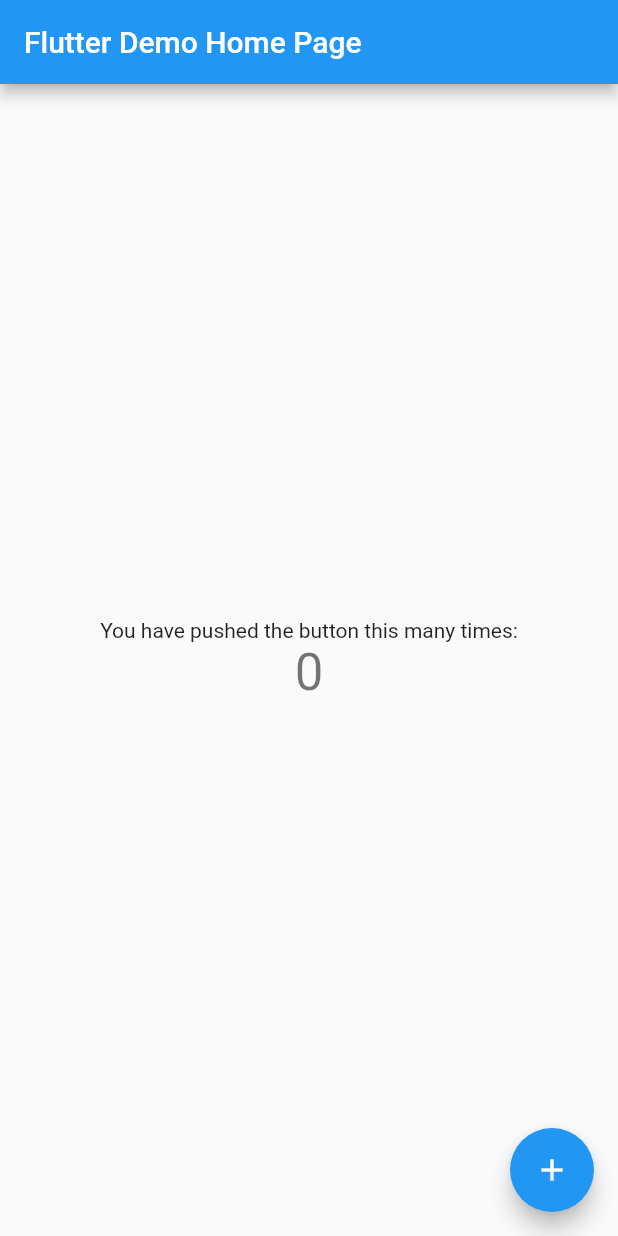
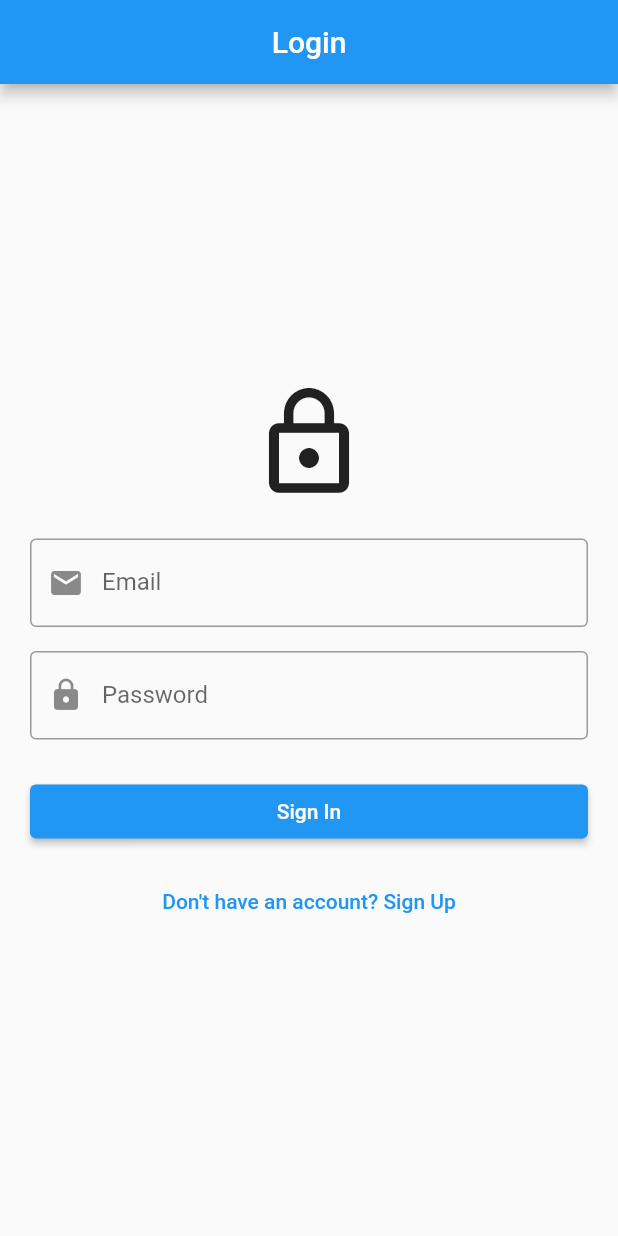
Before and after one commit to IAmAmroub/flutter-provider-firebase, a Flutter app: the screen it shows after launch, on a phone screen of 412 x 824 dp. Run offline on Flutter 3.47's test engine with Material 2 defaults, Android fonts, the phone set to English and light mode, and no system bars; our stand-ins replace firebase_auth, firebase_core; accounts and stored records are empty.

Commit message:
add AuthService and AuthScreen with Provider

```diff
--- a/lib/main.dart
+++ b/lib/main.dart
@@ -1,115 +1,49 @@
+import 'package:firebase_core/firebase_core.dart';
 import 'package:flutter/material.dart';
+import 'package:provider/provider.dart';
+import 'package:provider_firebase_app/services/auth_service.dart';
+import 'firebase_options.dart';
+import 'screens/auth_screen.dart';
 
-void main() {
-  runApp(const MyApp());
+void main() async {
+  WidgetsFlutterBinding.ensureInitialized();
+
+  await Firebase.initializeApp(
+    options: DefaultFirebaseOptions.currentPlatform,
+  );
+
+  runApp(
+    MultiProvider(
+      providers: [
+        ChangeNotifierProvider(
+          create: (_) => AuthService(),
+        )
+      ],
+      child: const MyApp(),
+    ),
+  );
 }
 
 class MyApp extends StatelessWidget {
   const MyApp({super.key});
 
-  // This widget is the root of your application.
   @override
   Widget build(BuildContext context) {
     return MaterialApp(
-      title: 'Flutter Demo',
-      theme: ThemeData(
-        // This is the theme of your application.
-        //
-        // Try running your application with "flutter run". You'll see the
-        // application has a blue toolbar. Then, without quitting the app, try
-        // changing the primarySwatch below to Colors.green and then invoke
-        // "hot reload" (press "r" in the console where you ran "flutter run",
-        // or simply save your changes to "hot reload" in a Flutter IDE).
-        // Notice that the counter didn't reset back to zero; the application
-        // is not restarted.
-        primarySwatch: Colors.blue,
+      debugShowCheckedModeBanner: false,
+      home: Consumer<AuthService>(
+        builder: (context, authService, child) {
+          if (authService.isAuthenticated) {
+            return const Scaffold(
+              body: Center(
+                child: Text('Authenticated'),
+              ),
+            );
+          }
+
+          return const AuthScreen();
+        },
       ),
-      home: const MyHomePage(title: 'Flutter Demo Home Page'),
     );
   }
 }
-
-class MyHomePage extends StatefulWidget {
-  const MyHomePage({super.key, required this.title});
-
-  // This widget is the home page of your application. It is stateful, meaning
-  // that it has a State object (defined below) that contains fields that affect
-  // how it looks.
-
-  // This class is the configuration for the state. It holds the values (in this
-  // case the title) provided by the parent (in this case the App widget) and
-  // used by the build method of the State. Fields in a Widget subclass are
-  // always marked "final".
-
-  final String title;
-
-  @override
-  State<MyHomePage> createState() => _MyHomePageState();
-}
-
-class _MyHomePageState extends State<MyHomePage> {
-  int _counter = 0;
-
-  void _incrementCounter() {
-    setState(() {
-      // This call to setState tells the Flutter framework that something has
-      // changed in this State, which causes it to rerun the build method below
-      // so that the display can reflect the updated values. If we changed
-      // _counter without calling setState(), then the build method would not be
-      // called again, and so nothing would appear to happen.
-      _counter++;
-    });
-  }
-
-  @override
-  Widget build(BuildContext context) {
-    // This method is rerun every time setState is called, for instance as done
-    // by the _incrementCounter method above.
-    //
-    // The Flutter framework has been optimized to make rerunning build methods
-    // fast, so that you can just rebuild anything that needs updating rather
-    // than having to individually change instances of widgets.
-    return Scaffold(
-      appBar: AppBar(
-        // Here we take the value from the MyHomePage object that was created by
-        // the App.build method, and use it to set our appbar title.
-        title: Text(widget.title),
-      ),
-      body: Center(
-        // Center is a layout widget. It takes a single child and positions it
-        // in the middle of the parent.
-        child: Column(
-          // Column is also a layout widget. It takes a list of children and
-          // arranges them vertically. By default, it sizes itself to fit its
-          // children horizontally, and tries to be as tall as its parent.
-          //
-          // Invoke "debug painting" (press "p" in the console, choose the
-          // "Toggle Debug Paint" action from the Flutter Inspector in Android
-          // Studio, or the "Toggle Debug Paint" command in Visual Studio Code)
-          // to see the wireframe for each widget.
-          //
-          // Column has various properties to control how it sizes itself and
-          // how it positions its children. Here we use mainAxisAlignment to
-          // center the children vertically; the main axis here is the vertical
-          // axis because Columns are vertical (the cross axis would be
-          // horizontal).
-          mainAxisAlignment: MainAxisAlignment.center,
-          children: <Widget>[
-            const Text(
-              'You have pushed the button this many times:',
-            ),
-            Text(
-              '$_counter',
-              style: Theme.of(context).textTheme.headline4,
-            ),
-          ],
-        ),
-      ),
-      floatingActionButton: FloatingActionButton(
-        onPressed: _incrementCounter,
-        tooltip: 'Increment',
-        child: const Icon(Icons.add),
-      ), // This trailing comma makes auto-formatting nicer for build methods.
-    );
-  }
-}
--- /dev/null
+++ b/lib/screens/auth_screen.dart
@@ -0,0 +1,162 @@
+import 'package:flutter/material.dart';
+import 'package:provider/provider.dart';
+import 'package:provider_firebase_app/services/auth_service.dart';
+
+class AuthScreen extends StatefulWidget {
+  const AuthScreen({super.key});
+
+  @override
+  State<AuthScreen> createState() => _AuthScreenState();
+}
+
+class _AuthScreenState extends State<AuthScreen> {
+  final _emailController = TextEditingController();
+  final _passwordController = TextEditingController();
+  final _confirmPasswordController = TextEditingController();
+
+  final _keyForm = GlobalKey<FormState>();
+  bool _isLogin = true;
+
+  @override
+  void dispose() {
+    _emailController.dispose();
+    _passwordController.dispose();
+    _confirmPasswordController.dispose();
+    super.dispose();
+  }
+
+  Future<void> _submit() async {
+    final email = _emailController.text.trim();
+    final password = _passwordController.text.trim();
+    final confirmPassword = _confirmPasswordController.text.trim();
+
+    if (email.isEmpty || password.isEmpty) {
+      showSnackBarMessage('Please enter email and password.');
+      return;
+    } else if (!_isLogin) {
+      if (confirmPassword.isEmpty || (password != confirmPassword)) {
+        showSnackBarMessage('Please enter the same password again.');
+        return;
+      }
+    }
+
+    final authService = context.read<AuthService>();
+
+    if (!_isLogin) {
+      await authService.signUp(
+        email: email,
+        password: password,
+      );
+    } else {
+      await authService.signIn(
+        email: email,
+        password: password,
+      );
+    }
+
+    if (!mounted) return;
+
+    final error = authService.errorMessage;
+
+    if (error != null) {
+      showSnackBarMessage(error);
+    }
+
+    authService.clearError();
+  }
+
+  showSnackBarMessage(String message) {
+    ScaffoldMessenger.of(context).showSnackBar(
+      SnackBar(content: Text(message)),
+    );
+  }
+
+  @override
+  Widget build(BuildContext context) {
+    final authService = context.watch<AuthService>();
+
+    return Scaffold(
+      appBar: AppBar(
+        title: Text(_isLogin ? 'Login' : 'Signup'),
+        centerTitle: true,
+      ),
+      body: Container(
+        margin: const EdgeInsets.all(20),
+        child: Center(
+          child: SingleChildScrollView(
+              child: Form(
+            key: _keyForm,
+            child: Column(
+              children: [
+                const Icon(
+                  Icons.lock_outline,
+                  size: 80,
+                ),
+                const SizedBox(height: 24),
+                TextField(
+                  controller: _emailController,
+                  keyboardType: TextInputType.emailAddress,
+                  decoration: const InputDecoration(
+                    labelText: 'Email',
+                    prefixIcon: Icon(Icons.email),
+                    border: OutlineInputBorder(),
+                  ),
+                ),
+                const SizedBox(height: 16),
+                TextField(
+                  controller: _passwordController,
+                  obscureText: true,
+                  decoration: const InputDecoration(
+                    labelText: 'Password',
+                    prefixIcon: Icon(Icons.lock),
+                    border: OutlineInputBorder(),
+                  ),
+                ),
+                if (!_isLogin) ...[
+                  const SizedBox(height: 16),
+                  TextField(
+                    controller: _confirmPasswordController,
+                    obscureText: true,
+                    decoration: const InputDecoration(
+                      labelText: 'Confirm Password',
+                      prefixIcon: Icon(Icons.lock),
+                      border: OutlineInputBorder(),
+                    ),
+                  )
+                ],
+                const SizedBox(height: 24),
+                if (authService.isLoading)
+                  const CircularProgressIndicator()
+                else
+                  SizedBox(
+                    width: double.infinity,
+                    child: ElevatedButton(
+                      onPressed: _submit,
+                      child: Text(
+                        _isLogin ? 'Sign In' : 'Sign Up',
+                      ),
+                    ),
+                  ),
+                const SizedBox(height: 12),
+                TextButton(
+                  onPressed: authService.isLoading
+                      ? null
+                      : () {
+                          setState(() {
+                            _isLogin = !_isLogin;
+                          });
+                        },
+                  child: Text(
+                    _isLogin
+                        ? 'Don\'t have an account? Sign Up'
+                        : 'Already have an account? Sign In',
+                  ),
+                ),
+              ],
+            ),
+          )),
+        ),
+      ),
+    );
+  }
+}
--- /dev/null
+++ b/lib/services/auth_service.dart
@@ -0,0 +1,123 @@
+import 'dart:async';
+
+import 'package:firebase_auth/firebase_auth.dart';
+import 'package:flutter/material.dart';
+
+class AuthService extends ChangeNotifier {
+  final FirebaseAuth _auth;
+
+  late final StreamSubscription<User?> _authSubscription;
+
+  User? _user;
+  bool _isLoading = false;
+  String? _errorMessage;
+
+  AuthService({FirebaseAuth? firebaseAuth})
+      : _auth = firebaseAuth ?? FirebaseAuth.instance {
+    _user = _auth.currentUser;
+    _authSubscription = _auth.authStateChanges().listen((user) {
+      _user = user;
+      notifyListeners();
+    });
+  }
+
+  User? get user => _user;
+
+  bool get isAuthenticated => _user != null;
+
+  bool get isLoading => _isLoading;
+
+  String? get errorMessage => _errorMessage;
+
+  Future<void> signUp({
+    required String email,
+    required String password,
+  }) async {
+    _setLoading(true);
+
+    try {
+      _errorMessage = null;
+
+      await _auth.createUserWithEmailAndPassword(
+        email: email.trim(),
+        password: password,
+      );
+    } on FirebaseAuthException catch (error) {
+      _errorMessage = _getErrorMessage(error);
+    } finally {
+      _setLoading(false);
+    }
+  }
+
+  Future<void> signIn({
+    required String email,
+    required String password,
+  }) async {
+    _setLoading(true);
+
+    try {
+      _errorMessage = null;
+
+      await _auth.signInWithEmailAndPassword(
+        email: email.trim(),
+        password: password,
+      );
+    } on FirebaseAuthException catch (error) {
+      _errorMessage = _getErrorMessage(error);
+    } finally {
+      _setLoading(false);
+    }
+  }
+
+  Future<void> signOut() async {
+    _setLoading(true);
+
+    try {
+      _errorMessage = null;
+      await _auth.signOut();
+    } on FirebaseAuthException catch (error) {
+      _errorMessage = _getErrorMessage(error);
+    } finally {
+      _setLoading(false);
+    }
+  }
+
+  String _getErrorMessage(FirebaseAuthException error) {
+    switch (error.code) {
+      case 'invalid-email':
+        return 'Invalid email address.';
+
+      case 'weak-password':
+        return 'The password is too weak.';
+
+      case 'email-already-in-use':
+        return 'An account already exists for this email.';
+
+      case 'user-not-found':
+        return 'No account found for this email.';
+
+      case 'wrong-password':
+      case 'invalid-credential':
+        return 'Incorrect email or password.';
+
+      default:
+        return error.message ?? 'Authentication failed.';
+    }
+  }
+
+  void clearError() {
+    _errorMessage = null;
+    notifyListeners();
+  }
+
+  void _setLoading(bool value) {
+    _isLoading = value;
+    notifyListeners();
+  }
+
+  @override
+  void dispose() {
+    _authSubscription.cancel();
+    super.dispose();
+  }
+}
```
Also changed, not shown: 2 other files.
